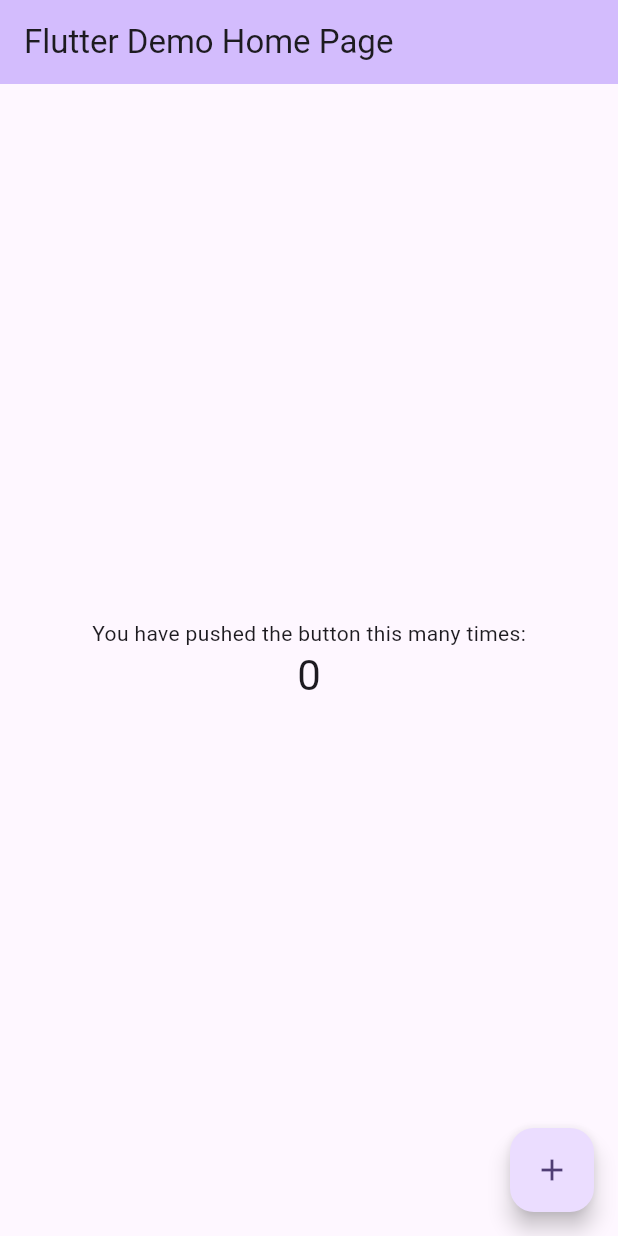
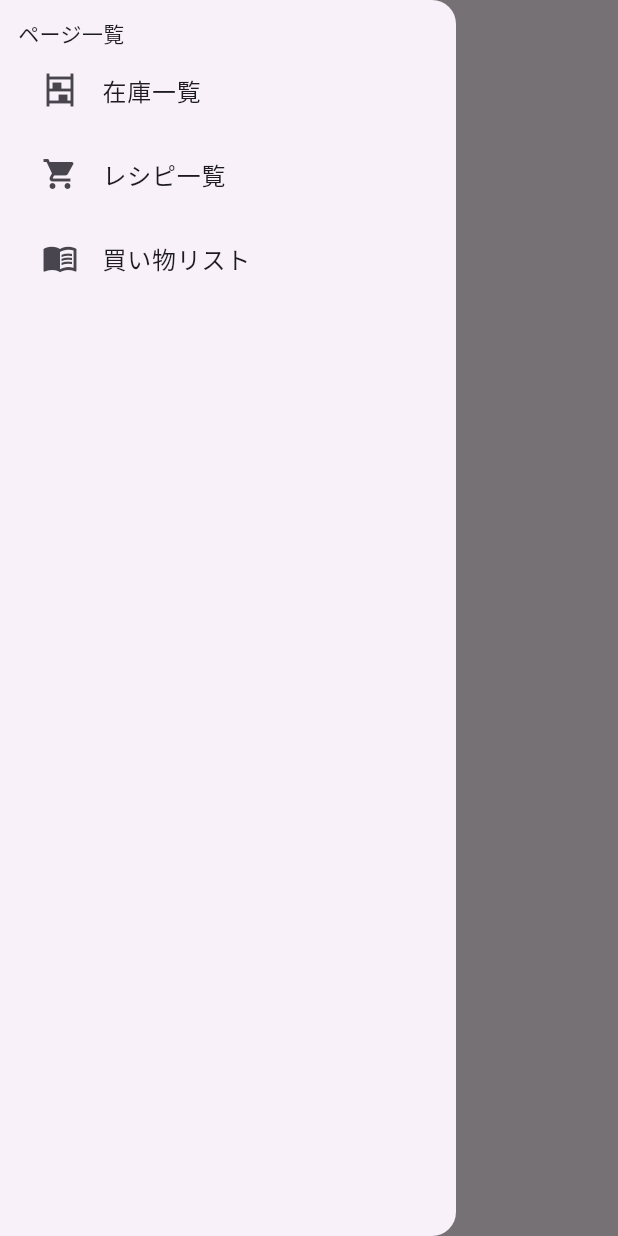
Before and after one commit to fefeyo/ouchi_app_flutter, a Flutter app: the screen it shows after launch, with the side drawer open (before the commit the screen has no drawer), on a phone screen of 412 x 824 dp. Run offline on Flutter 3.47's test engine with Material 3 defaults, Android fonts, the phone set to English and light mode, and no system bars; our stand-ins replace flutter_riverpod, freezed_annotation, go_router, googleapis_auth, isar; missing offline and left inert: googleapis; accounts and stored records are empty.

Commit message:
20241227

```diff
--- /dev/null
+++ b/lib/core/app_constants.dart
@@ -0,0 +1,13 @@
+class AppConstants {
+  static const food = "食料品";
+  static const drink = "飲料品";
+  static const seasoning = "調味料";
+  static const dailyItem = "日用品";
+  static const cleaning = "掃除用品";
+  static const medical = "医薬品";
+
+  static const pageListTitle = "ページ一覧";
+  static const inventoryTitle = "在庫一覧";
+  static const recipeTitle = "買い物リスト";
+  static const shoppingTitle = "レシピ一覧";
+}
--- /dev/null
+++ b/lib/core/data/inventory_category.dart
@@ -0,0 +1,32 @@
+import '../app_constants.dart';
+
+enum InventoryCategory {
+  food,
+  drink,
+  seasoning,
+  dailyItem,
+  cleaning,
+  medical,
+  ;
+
+  const InventoryCategory();
+
+  factory InventoryCategory.fromString(String value) => switch (value) {
+    AppConstants.food => InventoryCategory.food,
+    AppConstants.drink => InventoryCategory.drink,
+    AppConstants.seasoning => InventoryCategory.seasoning,
+    AppConstants.dailyItem => InventoryCategory.dailyItem,
+    AppConstants.cleaning => InventoryCategory.cleaning,
+    AppConstants.medical => InventoryCategory.medical,
+    _ => InventoryCategory.food,
+  };
+
+  String get name => switch (this) {
+    InventoryCategory.food => AppConstants.food,
+    InventoryCategory.drink => AppConstants.drink,
+    InventoryCategory.seasoning => AppConstants.seasoning,
+    InventoryCategory.dailyItem => AppConstants.dailyItem,
+    InventoryCategory.cleaning => AppConstants.cleaning,
+    InventoryCategory.medical => AppConstants.medical,
+  };
+}
--- /dev/null
+++ b/lib/core/providers.dart
@@ -0,0 +1,3 @@
+// final isarProvider = Provider<>((ref) {
+//   return ;
+// });
--- /dev/null
+++ b/lib/features/home/view/home_screen.dart
@@ -0,0 +1,63 @@
+import 'package:flutter/material.dart';
+import 'package:flutter_riverpod/flutter_riverpod.dart';
+import 'package:go_router/go_router.dart';
+import 'package:ouchi_app/core/app_constants.dart';
+import 'package:ouchi_app/features/home/view_model/home_viewmodel.dart';
+
+import '../../../routes.dart';
+
+class HomeScreen extends ConsumerWidget {
+  const HomeScreen({super.key, required this.child});
+
+  final Widget child;
+
+  @override
+  Widget build(BuildContext context, WidgetRef ref) {
+    final state = ref.watch(homeViewModelProvider);
+    final viewmodel = ref.read(homeViewModelProvider.notifier);
+
+    return Scaffold(
+      appBar: AppBar(
+        title: Text(state.title),
+      ),
+      drawer: SafeArea(
+          bottom: false,
+          child: Drawer(
+            child: ListView(
+              padding: const EdgeInsets.all(12.0),
+              children: [
+                const Text(AppConstants.pageListTitle),
+                ListTile(
+                  leading: const Icon(Icons.shelves),
+                  title: const Text(AppConstants.inventoryTitle),
+                  onTap: () {
+                    viewmodel.updateTitle(AppConstants.inventoryTitle);
+                    context.go(AppRoute.inventory.path);
+                    context.pop();
+                  },
+                ),
+                ListTile(
+                  leading: const Icon(Icons.shopping_cart),
+                  title: const Text(AppConstants.shoppingTitle),
+                  onTap: () {
+                    viewmodel.updateTitle(AppConstants.shoppingTitle);
+                    context.go(AppRoute.shopping.path);
+                    context.pop();
+                  },
+                ),
+                ListTile(
+                  leading: const Icon(Icons.menu_book),
+                  title: const Text(AppConstants.recipeTitle),
+                  onTap: () {
+                    viewmodel.updateTitle(AppConstants.recipeTitle);
+                    context.go(AppRoute.recipe.path);
+                    context.pop();
+                  },
+                ),
+              ],
+            ),
+          )),
+      body: child,
+    );
+  }
+}
--- /dev/null
+++ b/lib/features/home/view_model/home_viewmodel.dart
@@ -0,0 +1,15 @@
+import 'package:flutter_riverpod/flutter_riverpod.dart';
+import 'package:ouchi_app/features/home/data/home_state.dart';
+
+import '../../../core/app_constants.dart';
+
+final homeViewModelProvider =
+    StateNotifierProvider.autoDispose<HomeViewModel, HomeState>((ref) {
+  return HomeViewModel();
+});
+
+class HomeViewModel extends StateNotifier<HomeState> {
+  HomeViewModel() : super(const HomeState(title: AppConstants.inventoryTitle));
+
+  void updateTitle(String title) => state = state.copyWith(title: title);
+}
--- /dev/null
+++ b/lib/features/inventory_list/data/inventory.dart
@@ -0,0 +1,34 @@
+import 'package:flutter/foundation.dart';
+import 'package:freezed_annotation/freezed_annotation.dart';
+import 'package:isar/isar.dart';
+import 'package:ouchi_app/core/app_constants.dart';
+import 'package:ouchi_app/core/utils/string_util.dart';
+
+import '../../../core/data/inventory_category.dart';
+import '../../../core/data/inventory_cateogory_json_converter.dart';
+
+part 'inventory.freezed.dart';
+
+part 'inventory.g.dart';
+
+@freezed
+@collection
+class Inventory with _$Inventory {
+  const factory Inventory({
+    @Default(Isar.autoIncrement) Id id,
+    @Default("") String name,
+    @Default(InventoryCategory.food)
+    @Enumerated(EnumType.ordinal) InventoryCategory category,
+    @Default(false) bool isNeed,
+  }) = _Inventory;
+
+  factory Inventory.fromResponse(List<dynamic> values) => Inventory(
+        id: int.parse(values[0]),
+        name: values[1],
+        category: InventoryCategory.fromString(values[2]),
+        isNeed: values[3].toString().convertStringToBool(),
+      );
+
+  factory Inventory.fromJson(Map<String, dynamic> json) =>
+      _$InventoryFromJson(json);
+}
--- /dev/null
+++ b/lib/features/inventory_list/view/inventory_list_screen.dart
@@ -0,0 +1,58 @@
+import 'package:flutter/material.dart';
+import 'package:flutter/scheduler.dart';
+import 'package:flutter_riverpod/flutter_riverpod.dart';
+import 'package:ouchi_app/features/inventory_list/data/inventory.dart';
+import 'package:ouchi_app/features/inventory_list/view_model/inventory_list_viewmodel.dart';
+
+import '../../../core/data/inventory_category.dart';
+
+class InventoryListScreen extends ConsumerWidget {
+  const InventoryListScreen({super.key});
+
+  @override
+  Widget build(BuildContext context, WidgetRef ref) {
+    final state = ref.watch(inventoryListViewModelProvider);
+    final viewmodel = ref.read(inventoryListViewModelProvider.notifier);
+    final categorizedMap = <InventoryCategory, List<Inventory>>{};
+
+    for (final inventory in state.inventoryList) {
+      if (categorizedMap.containsKey(inventory.category)) {
+        categorizedMap[inventory.category]!.add(inventory);
+      } else {
+        categorizedMap[inventory.category] = [inventory];
+      }
+    }
+
+    SchedulerBinding.instance.addPostFrameCallback((_) {
+      viewmodel.initState();
+    });
+
+    return RefreshIndicator(child: Padding(
+      padding: const EdgeInsets.all(16.0),
+      child: ListView.builder(
+          itemCount: categorizedMap.length,
+          itemBuilder: (context, index) {
+            final category = categorizedMap.keys.elementAt(index);
+            final items = categorizedMap[category] ?? [];
+
+            return Column(
+              children: [
+                Container(
+                  alignment: Alignment.centerLeft,
+                  child: Text(category.name),
+                ),
+                const Divider(
+                  color: Colors.black,
+                ),
+                for (final inventory in items)
+                  ListTile(
+                    title: Text(inventory.name),
+                  )
+              ],
+            );
+          }),
+    ), onRefresh: () => sample());
+  }
+
+  Future<void> sample() async => Future.error("");
+}
--- a/lib/main.dart
+++ b/lib/main.dart
@@ -1,125 +1,25 @@
 import 'package:flutter/material.dart';
+import 'package:flutter_riverpod/flutter_riverpod.dart';
+import 'package:ouchi_app/routes.dart';
 
 void main() {
-  runApp(const MyApp());
+  runApp(const ProviderScope(child: MyApp()));
 }
 
-class MyApp extends StatelessWidget {
+class MyApp extends ConsumerWidget {
   const MyApp({super.key});
 
-  // This widget is the root of your application.
   @override
-  Widget build(BuildContext context) {
-    return MaterialApp(
-      title: 'Flutter Demo',
+  Widget build(BuildContext context, WidgetRef ref) {
+    final router = ref.watch(goRouterProvider);
+
+    return MaterialApp.router(
+        title: 'おうちマネージャー',
       theme: ThemeData(
-        // This is the theme of your application.
-        //
-        // TRY THIS: Try running your application with "flutter run". You'll see
-        // the application has a purple toolbar. Then, without quitting the app,
-        // try changing the seedColor in the colorScheme below to Colors.green
-        // and then invoke "hot reload" (save your changes or press the "hot
-        // reload" button in a Flutter-supported IDE, or press "r" if you used
-        // the command line to start the app).
-        //
-        // Notice that the counter didn't reset back to zero; the application
-        // state is not lost during the reload. To reset the state, use hot
-        // restart instead.
-        //
-        // This works for code too, not just values: Most code changes can be
-        // tested with just a hot reload.
         colorScheme: ColorScheme.fromSeed(seedColor: Colors.deepPurple),
         useMaterial3: true,
       ),
-      home: const MyHomePage(title: 'Flutter Demo Home Page'),
+      routerConfig: router,
     );
   }
 }
-
-class MyHomePage extends StatefulWidget {
-  const MyHomePage({super.key, required this.title});
-
-  // This widget is the home page of your application. It is stateful, meaning
-  // that it has a State object (defined below) that contains fields that affect
-  // how it looks.
-
-  // This class is the configuration for the state. It holds the values (in this
-  // case the title) provided by the parent (in this case the App widget) and
-  // used by the build method of the State. Fields in a Widget subclass are
-  // always marked "final".
-
-  final String title;
-
-  @override
-  State<MyHomePage> createState() => _MyHomePageState();
-}
-
-class _MyHomePageState extends State<MyHomePage> {
-  int _counter = 0;
-
-  void _incrementCounter() {
-    setState(() {
-      // This call to setState tells the Flutter framework that something has
-      // changed in this State, which causes it to rerun the build method below
-      // so that the display can reflect the updated values. If we changed
-      // _counter without calling setState(), then the build method would not be
-      // called again, and so nothing would appear to happen.
-      _counter++;
-    });
-  }
-
-  @override
-  Widget build(BuildContext context) {
-    // This method is rerun every time setState is called, for instance as done
-    // by the _incrementCounter method above.
-    //
-    // The Flutter framework has been optimized to make rerunning build methods
-    // fast, so that you can just rebuild anything that needs updating rather
-    // than having to individually change instances of widgets.
-    return Scaffold(
-      appBar: AppBar(
-        // TRY THIS: Try changing the color here to a specific color (to
-        // Colors.amber, perhaps?) and trigger a hot reload to see the AppBar
-        // change color while the other colors stay the same.
-        backgroundColor: Theme.of(context).colorScheme.inversePrimary,
-        // Here we take the value from the MyHomePage object that was created by
-        // the App.build method, and use it to set our appbar title.
-        title: Text(widget.title),
-      ),
-      body: Center(
-        // Center is a layout widget. It takes a single child and positions it
-        // in the middle of the parent.
-        child: Column(
-          // Column is also a layout widget. It takes a list of children and
-          // arranges them vertically. By default, it sizes itself to fit its
-          // children horizontally, and tries to be as tall as its parent.
-          //
-          // Column has various properties to control how it sizes itself and
-          // how it positions its children. Here we use mainAxisAlignment to
-          // center the children vertically; the main axis here is the vertical
-          // axis because Columns are vertical (the cross axis would be
-          // horizontal).
-          //
-          // TRY THIS: Invoke "debug painting" (choose the "Toggle Debug Paint"
-          // action in the IDE, or press "p" in the console), to see the
-          // wireframe for each widget.
-          mainAxisAlignment: MainAxisAlignment.center,
-          children: <Widget>[
-            const Text(
-              'You have pushed the button this many times:',
-            ),
-            Text(
-              '$_counter',
-              style: Theme.of(context).textTheme.headlineMedium,
-            ),
-          ],
-        ),
-      ),
-      floatingActionButton: FloatingActionButton(
-        onPressed: _incrementCounter,
-        tooltip: 'Increment',
-        child: const Icon(Icons.add),
-      ), // This trailing comma makes auto-formatting nicer for build methods.
-    );
-  }
-}
--- a/lib/routes.dart
+++ b/lib/routes.dart
@@ -0,0 +1,42 @@
+import 'package:flutter_riverpod/flutter_riverpod.dart';
+import 'package:go_router/go_router.dart';
+import 'package:ouchi_app/features/home/view/home_screen.dart';
+import 'package:ouchi_app/features/inventory_list/view/inventory_list_screen.dart';
+import 'package:ouchi_app/features/recipe_list/view/recipe_list_screen.dart';
+import 'package:ouchi_app/features/shopping_list/view/shopping_list_screen.dart';
+
+enum AppRoute {
+  inventory("inventory", "/inventory"),
+  recipe("recipe", "/recipe"),
+  shopping("shopping", "/shopping"),
+  ;
+
+  const AppRoute(this.name, this.path);
+
+  final String name;
+  final String path;
+}
+
+final goRouterProvider = Provider<GoRouter>((ref) {
+  return GoRouter(initialLocation: AppRoute.inventory.path, routes: [
+    ShellRoute(
+        builder: (context, state, child) => HomeScreen(child: child),
+        routes: [
+          GoRoute(
+            path: AppRoute.inventory.path,
+            pageBuilder: (context, state) =>
+                const NoTransitionPage(child: InventoryListScreen()),
+          ),
+          GoRoute(
+            path: AppRoute.recipe.path,
+            pageBuilder: (context, state) =>
+                const NoTransitionPage(child: RecipeListScreen()),
+          ),
+          GoRoute(
+            path: AppRoute.shopping.path,
+            pageBuilder: (context, state) =>
+                const NoTransitionPage(child: ShoppingListScreen()),
+          ),
+        ])
+  ]);
+});
```
Also changed, not shown: lib/core/data/inventory_cateogory_json_converter.dart (added, +13 -0 lines), lib/core/utils/string_util.dart (added, +10 -0 lines), lib/features/home/data/home_state.dart (added, +17 -0 lines), lib/features/inventory_list/data/inventory_list_state.dart (added, +18 -0 lines), lib/features/inventory_list/view_model/inventory_list_viewmodel.dart (added, +58 -0 lines), lib/features/recipe_list/view/recipe_list_screen.dart (added, +31 -0 lines), lib/features/shopping_list/view/shopping_list_screen.dart (added, +32 -0 lines), pubspec.yaml (+18 -7 lines), lib/features/home/data/home_state.freezed.dart (added), lib/features/home/data/home_state.g.dart (added), lib/features/inventory_list/data/inventory.freezed.dart (added), lib/features/inventory_list/data/inventory.g.dart (added), lib/features/inventory_list/data/inventory_list_state.freezed.dart (added), lib/features/inventory_list/data/inventory_list_state.g.dart (added), 2 other files.
